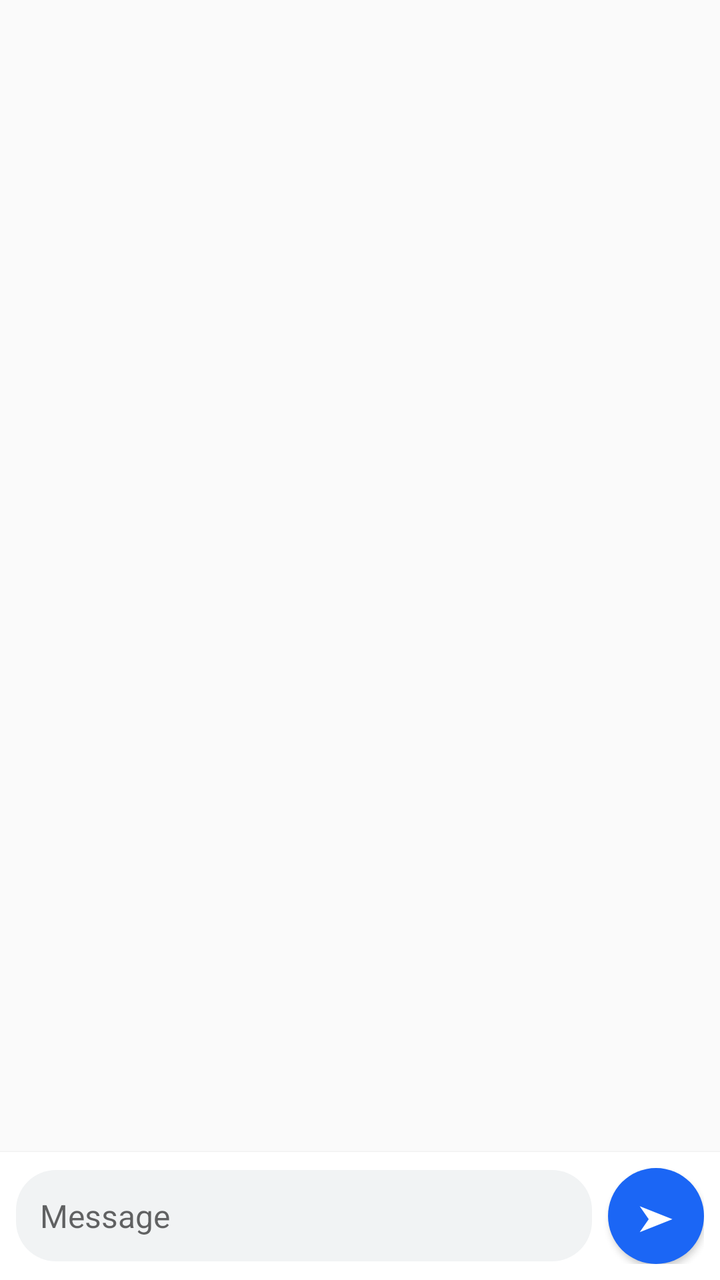
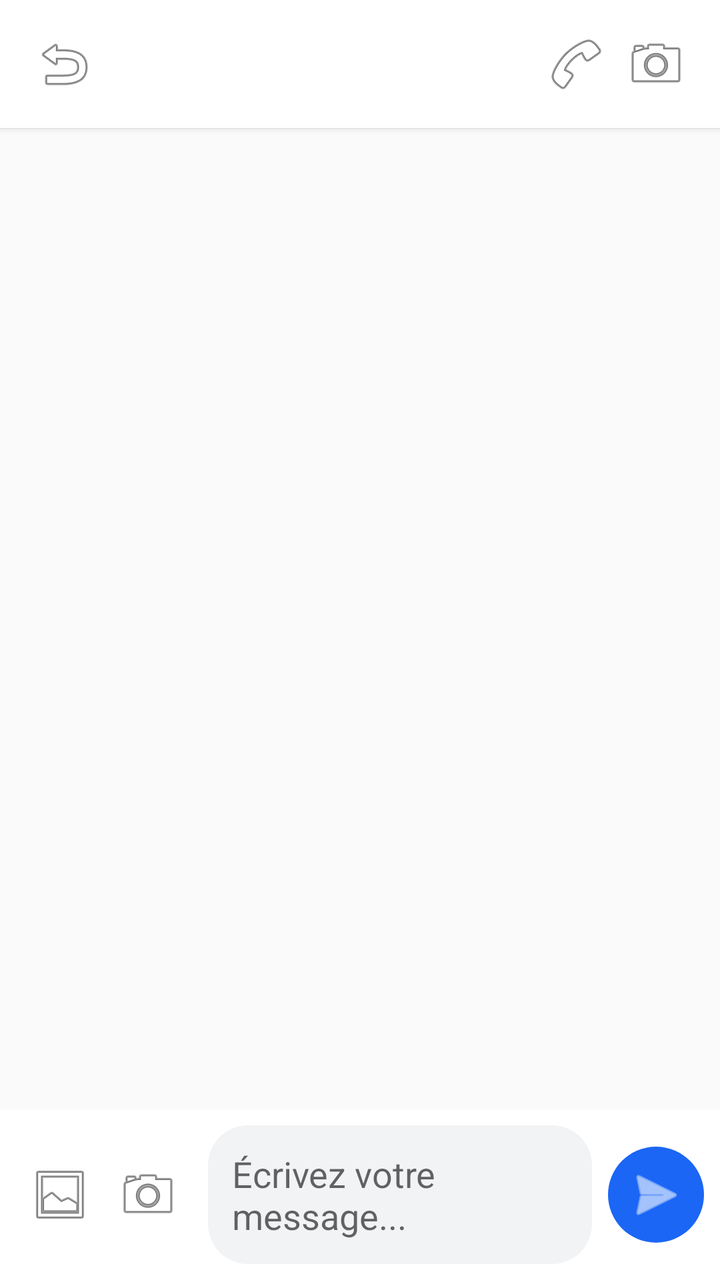

The first picture is an Android layout as it rendered before a commit; the second is the same layout after the commit. The layout source and the unified diff follow.
<!-- AndroidManifest.xml: application theme Theme.Messages -->
<!-- res/layout/activity_conversation.xml -->
<?xml version="1.0" encoding="utf-8"?>
<RelativeLayout xmlns:android="http://schemas.android.com/apk/res/android"
    android:layout_width="match_parent"
    android:layout_height="match_parent"
    android:background="#FAFAFA">

    <ListView
        android:id="@+id/list_messages"
        android:layout_width="match_parent"
        android:layout_height="match_parent"
        android:layout_above="@+id/barre_saisie"
        android:padding="8dp"
        android:clipToPadding="false"/>

    <LinearLayout
        android:id="@+id/barre_saisie"
        android:layout_width="match_parent"
        android:layout_height="wrap_content"
        android:layout_alignParentBottom="true"
        android:orientation="horizontal"
        android:padding="8dp"
        android:gravity="center_vertical"
        android:background="#FFFFFF"
        android:elevation="2dp">
        <EditText
            android:id="@+id/saisie_message"
            android:layout_width="0dp"
            android:layout_height="wrap_content"
            android:layout_weight="1"
            android:layout_marginEnd="8dp"
            android:hint="Message"
            android:background="@drawable/saisie_fond"
            android:padding="12dp"
            android:textSize="16sp"
            android:inputType="textMultiLine"
            android:maxLines="4"/>
        <Button
            android:id="@+id/btn_envoyer"
            android:layout_width="48dp"
            android:layout_height="48dp"
            android:text="➤"
            android:textSize="18sp"
            android:textColor="#FFFFFF"
            android:background="@drawable/fab_background"
            android:padding="0dp"/>
    </LinearLayout>
</RelativeLayout>
<!-- resources referenced by this layout -->
<resources>
  <!-- drawable fab_background (drawable) -->
  <?xml version="1.0" encoding="utf-8"?>
  <shape xmlns:android="http://schemas.android.com/apk/res/android"
      android:shape="oval">
      <solid android:color="#1B66F5"/>
      <size android:width="56dp" android:height="56dp"/>
  </shape>
  <!-- drawable saisie_fond (drawable) -->
  <?xml version="1.0" encoding="utf-8"?>
  <shape xmlns:android="http://schemas.android.com/apk/res/android"
      android:shape="rectangle">
      <solid android:color="#F1F3F4"/>
      <corners android:radius="20dp"/>
      <padding android:left="16dp" android:top="8dp" android:right="16dp" android:bottom="8dp"/>
  </shape>
  <style name="Theme.Messages" parent="Theme.AppCompat.Light.NoActionBar">
          <item name="colorPrimary">#1B66F5</item>
          <item name="colorPrimaryDark">#1557E0</item>
          <item name="colorAccent">#1B66F5</item>
          <item name="android:windowBackground">#FAFAFA</item>
      </style>
</resources>

<!-- the commit's change to res/layout/activity_conversation.xml (unified diff, before → after) -->
@@ -1,47 +1,148 @@
 <?xml version="1.0" encoding="utf-8"?>
-<RelativeLayout xmlns:android="http://schemas.android.com/apk/res/android"
+<LinearLayout xmlns:android="http://schemas.android.com/apk/res/android"
     android:layout_width="match_parent"
     android:layout_height="match_parent"
+    android:orientation="vertical"
     android:background="#FAFAFA">
 
-    <ListView
-        android:id="@+id/list_messages"
-        android:layout_width="match_parent"
-        android:layout_height="match_parent"
-        android:layout_above="@+id/barre_saisie"
-        android:padding="8dp"
-        android:clipToPadding="false"/>
-
+    
     <LinearLayout
-        android:id="@+id/barre_saisie"
         android:layout_width="match_parent"
         android:layout_height="wrap_content"
-        android:layout_alignParentBottom="true"
         android:orientation="horizontal"
-        android:padding="8dp"
-        android:gravity="center_vertical"
+        android:padding="12dp"
         android:background="#FFFFFF"
-        android:elevation="2dp">
-        <EditText
-            android:id="@+id/saisie_message"
+        android:elevation="2dp"
+        android:gravity="center_vertical">
+
+        <ImageButton
+            android:layout_width="40dp"
+            android:layout_height="40dp"
+            android:src="@android:drawable/ic_menu_revert"
+            android:background="?attr/selectableItemBackgroundBorderless"
+            android:onClick="finish"
+            android:contentDescription="Retour"/>
+
+        <TextView
+            android:id="@+id/titre_contact"
             android:layout_width="0dp"
             android:layout_height="wrap_content"
             android:layout_weight="1"
-            android:layout_marginEnd="8dp"
-            android:hint="Message"
+            android:textSize="18sp"
+            android:textStyle="bold"
+            android:paddingStart="8dp"
+            android:textColor="#202124"/>
+
+        
+        <ImageButton
+            android:id="@+id/btn_appel"
+            android:layout_width="40dp"
+            android:layout_height="40dp"
+            android:src="@android:drawable/ic_menu_call"
+            android:background="?attr/selectableItemBackgroundBorderless"
+            android:contentDescription="Appel vocal"/>
+
+        
+        <ImageButton
+            android:id="@+id/btn_visio"
+            android:layout_width="40dp"
+            android:layout_height="40dp"
+            android:src="@android:drawable/ic_menu_camera"
+            android:background="?attr/selectableItemBackgroundBorderless"
+            android:contentDescription="Appel vidéo"/>
+    </LinearLayout>
+
+    
+    <ListView
+        android:id="@+id/liste_messages"
+        android:layout_width="match_parent"
+        android:layout_height="0dp"
+        android:layout_weight="1"
+        android:padding="8dp"
+        android:divider="@null"
+        android:stackFromBottom="true"
+        android:transcriptMode="alwaysScroll"/>
+
+    
+    <LinearLayout
+        android:id="@+id/clavier_emojis"
+        android:layout_width="match_parent"
+        android:layout_height="wrap_content"
+        android:background="#FFFFFF"
+        android:visibility="gone"
+        android:padding="8dp">
+
+        <GridView
+            android:id="@+id/grid_emojis"
+            android:layout_width="match_parent"
+            android:layout_height="wrap_content"
+            android:numColumns="8"
+            android:horizontalSpacing="4dp"
+            android:verticalSpacing="4dp"/>
+    </LinearLayout>
+
+    
+    <LinearLayout
+        android:id="@+id/apercu_photo_zone"
+        android:layout_width="match_parent"
+        android:layout_height="wrap_content"
+        android:orientation="horizontal"
+        android:padding="8dp"
+        android:background="#F5F5F5"
+        android:visibility="gone">
+    </LinearLayout>
+
+    
+    <LinearLayout
+        android:layout_width="match_parent"
+        android:layout_height="wrap_content"
+        android:orientation="horizontal"
+        android:padding="8dp"
+        android:background="#FFFFFF"
+        android:gravity="center_vertical">
+
+        
+        <ImageButton
+            android:id="@+id/btn_emoji"
+            android:layout_width="44dp"
+            android:layout_height="44dp"
+            android:src="@android:drawable/ic_menu_gallery"
+            android:background="?attr/selectableItemBackgroundBorderless"
+            android:contentDescription="Émoticônes"/>
+
+        
+        <ImageButton
+            android:id="@+id/btn_photo"
+            android:layout_width="44dp"
+            android:layout_height="44dp"
+            android:src="@android:drawable/ic_menu_camera"
+            android:background="?attr/selectableItemBackgroundBorderless"
+            android:contentDescription="Joindre une photo"/>
+
+        
+        <EditText
+            android:id="@+id/champ_message"
+            android:layout_width="0dp"
+            android:layout_height="wrap_content"
+            android:layout_weight="1"
+            android:hint="Écrivez votre message..."
+            android:inputType="textMultiLine|textCapSentences"
+            android:minHeight="44dp"
+            android:maxLines="4"
+            android:padding="12dp"
             android:background="@drawable/saisie_fond"
-            android:padding="12dp"
-            android:textSize="16sp"
-            android:inputType="textMultiLine"
-            android:maxLines="4"/>
-        <Button
+            android:layout_marginStart="8dp"
+            android:layout_marginEnd="8dp"/>
+
+        
+        <ImageButton
             android:id="@+id/btn_envoyer"
             android:layout_width="48dp"
             android:layout_height="48dp"
-            android:text="➤"
-            android:textSize="18sp"
-            android:textColor="#FFFFFF"
+            android:src="@android:drawable/ic_menu_send"
             android:background="@drawable/fab_background"
-            android:padding="0dp"/>
+            android:tint="#FFFFFF"
+            android:contentDescription="Envoyer"/>
     </LinearLayout>
-</RelativeLayout>
+
+</LinearLayout>
